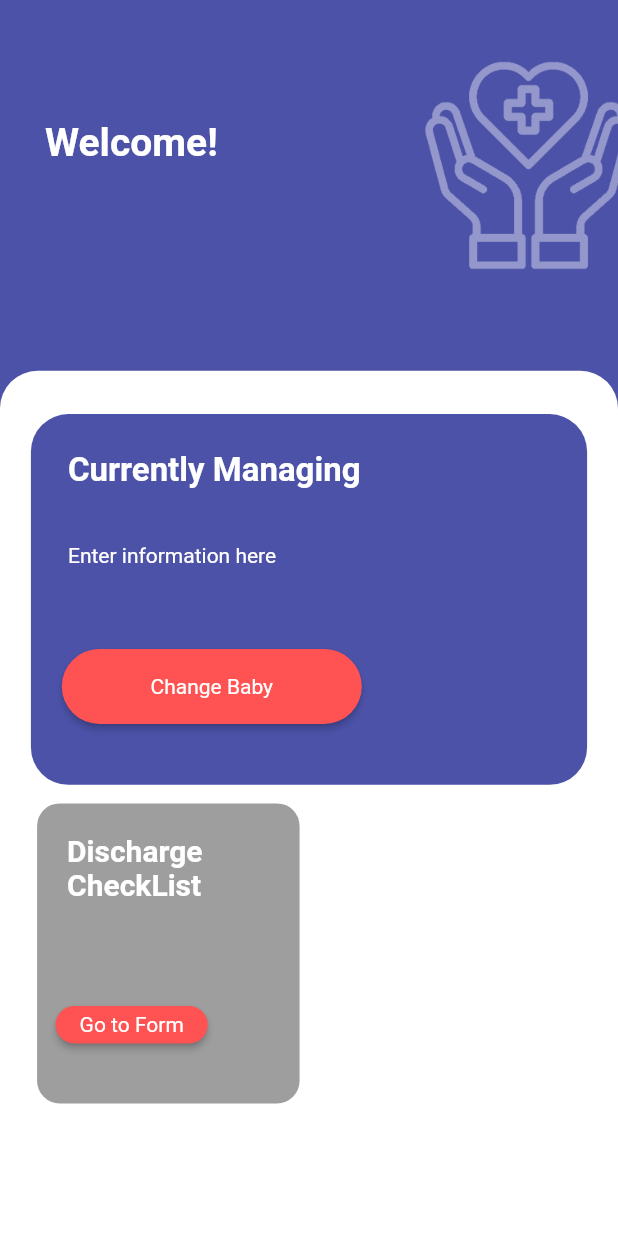
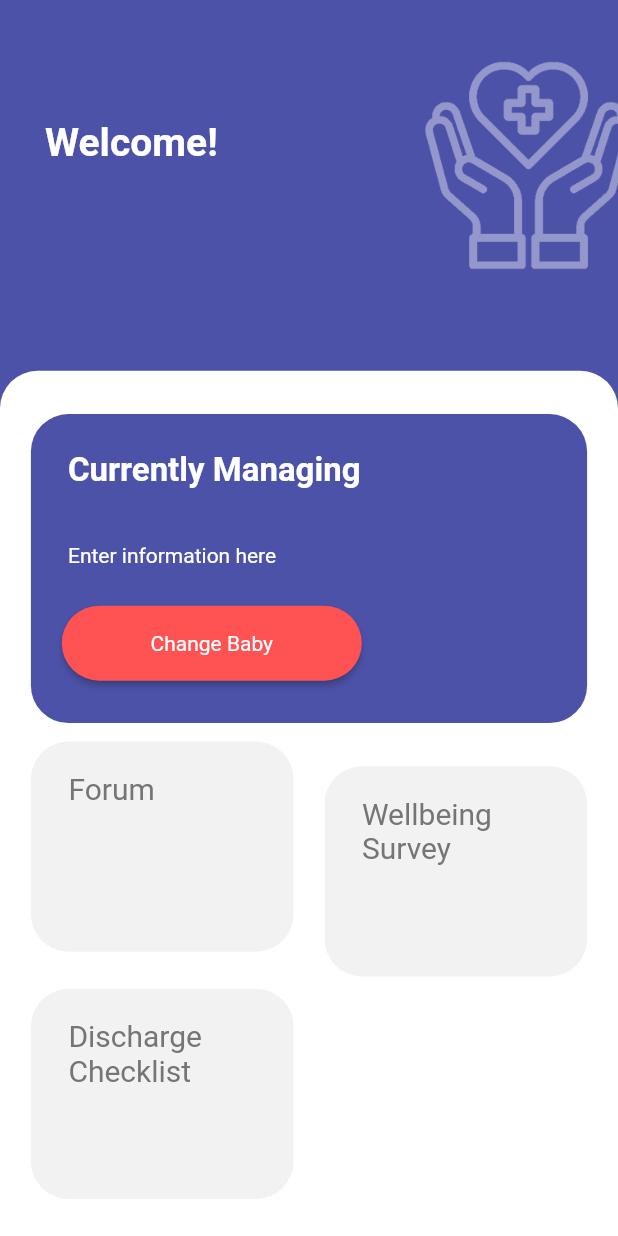
Before and after one commit to ccaian/Team-13-ITP-SE-39, a Flutter app: the ParentHome widget shown alone on an empty page, opened directly, on a phone screen of 412 x 824 dp. Run offline on Flutter 3.47's test engine with Material 2 defaults, Android fonts, the phone set to English and light mode, and no system bars; our stand-ins replace circular_profile_avatar, cloud_firestore, datetime_picker_formfield, firebase_auth, firebase_core, firebase_database and 10 more; missing offline and left inert: dart:ffi, image_downloader; accounts and stored records are empty; network calls fail.

Commit message:
update pages

```diff
--- a/lib/growthpage.dart
+++ b/lib/growthpage.dart
@@ -161,6 +161,7 @@ class _GrowthPageState extends State<GrowthPage> {
     List<GrowthItem> items = [];
 
     await _growthQuery.once().then((DataSnapshot snapShot) {
+
       if (snapShot.value != null) {
         Map<dynamic, dynamic> values = snapShot.value;
         values.forEach((key, values) {
--- a/lib/nav.dart
+++ b/lib/nav.dart
@@ -4,6 +4,7 @@ import 'package:firebase_core/firebase_core.dart';
 import 'package:growth_app/milkpage.dart';
 import 'package:growth_app/photopage.dart';
 import 'package:growth_app/setting.dart';
+import 'package:growth_app/userprofile.dart';
 import 'package:growth_app/workerhome.dart';
 
 import 'growthpage.dart';
@@ -33,7 +34,6 @@ class _NavState extends State<Nav> {
   @override
   Widget build(BuildContext context) {
     return Scaffold(
-
 
         body: Center(
             child: _widgetOptions.elementAt(_selectedIndex),
--- a/lib/parenthome.dart
+++ b/lib/parenthome.dart
@@ -5,6 +5,8 @@ import 'package:firebase_core/firebase_core.dart';
 import 'package:growth_app/dischargechecklist.dart';
 import 'package:growth_app/nav.dart';
 import 'package:growth_app/parentselchild.dart';
+import 'package:growth_app/wellbeingsurvey.dart';
+import 'package:growth_app/workerforum.dart';
 import 'package:growth_app/workerselfamily.dart';
 import 'package:shared_preferences/shared_preferences.dart';
 
@@ -71,7 +73,7 @@ class _ParentHomeState extends State<ParentHome> {
                           left: MediaQuery.of(context).size.width * 0.05,
                           child: Container(
                             width: MediaQuery.of(context).size.width * 0.9,
-                            height: MediaQuery.of(context).size.height * 0.3,
+                            height: MediaQuery.of(context).size.height * 0.25,
                             decoration: BoxDecoration(
                               color: Color(0xff4C52A8),
 
@@ -100,7 +102,7 @@ class _ParentHomeState extends State<ParentHome> {
                           )
                       ),
                       Positioned(
-                          top: MediaQuery.of(context).size.width * 0.45,
+                          top: MediaQuery.of(context).size.width * 0.38,
                           left: MediaQuery.of(context).size.width * 0.10,
 
                           child: ElevatedButton(
@@ -124,62 +126,100 @@ class _ParentHomeState extends State<ParentHome> {
                             },
                           )
                       ),
+
                       Positioned(
-                          top: MediaQuery.of(context).size.width * 0.70,
-                          left: MediaQuery.of(context).size.width * 0.06,
-                          child: Column(
-                          children: [
-                            Row( mainAxisAlignment: MainAxisAlignment.center,
-                              children: [Container(
+                        top: MediaQuery.of(context).size.height * 0.3,
+                        left: MediaQuery.of(context).size.width * 0.05,
+                        child: InkWell(
+                          onTap: () {
+                            Navigator.push(context, new MaterialPageRoute(
+                                builder: (context) => WorkerForum()
+                            ));
+                          },
+                          child: Container(
+                            width: MediaQuery.of(context).size.width * 0.425,
+                            height: MediaQuery.of(context).size.height * 0.17,
+                            child: Padding(
+                                padding: const EdgeInsets.fromLTRB(25.0,20.0,0.0,0.0),
                                 child: Text(
-                                  "Discharge CheckList",
+                                    "Forum",
                                     style: TextStyle(
                                       fontSize: 20.0,
-                                    fontWeight: FontWeight.bold,
-                                    color: Colors.white,
+                                      color: Colors.grey[600],
+                                    )
                                 )),
-                                padding: EdgeInsets.all(20.0),
-                                width: 175,
-                                height: 200,
                             decoration: BoxDecoration(
-                                    color: Colors.grey,
-                                    borderRadius: BorderRadius.circular(15)
+                              color: Color(0xfff2f2f2),
 
+                              borderRadius: const BorderRadius.all(
+                                const Radius.circular(25),
                               ),
-
-                              )
-                              ],
-                            )
-
-                          ]
-
-                      )),
-                      Positioned(
-                          top: MediaQuery.of(context).size.width * 1.00,
-                          left: MediaQuery.of(context).size.width * 0.09,
-
-                          child: ElevatedButton(
-                            style: ElevatedButton.styleFrom(
-                              primary: Colors.redAccent,
-                              minimumSize: Size(100,25),
-                              shape: shape,
-                            ),
-                            child: new Text(
-                              "Go to Form",
-                              textAlign: TextAlign.center,
-                              style: TextStyle(
-                                fontSize: 14.0,
-                                fontWeight: FontWeight.normal,
-                                color: Colors.white,
                             ),
 
                           ),
-                            onPressed: () {
+                        ),),
+                      Positioned(
+                        top: MediaQuery.of(context).size.height * 0.32,
+                        left: MediaQuery.of(context).size.width * 0.525,
+                        child: InkWell(
+                          onTap: () {
+                            Navigator.push(context, new MaterialPageRoute(
+                                builder: (context) => WellbeingSurvey()
+                            ));
+                          },
+                          child: Container(
+                            width: MediaQuery.of(context).size.width * 0.425,
+                            height: MediaQuery.of(context).size.height * 0.17,
+                            child: Padding(
+                                padding: const EdgeInsets.fromLTRB(25.0,20.0,0.0,0.0),
+                                child: Text(
+                                    "Wellbeing Survey",
+                                    style: TextStyle(
+                                      fontSize: 20.0,
+                                      color: Colors.grey[600],
+                                    )
+                                )),
+                            decoration: BoxDecoration(
+                              color: Color(0xfff2f2f2),
+
+                              borderRadius: const BorderRadius.all(
+                                const Radius.circular(25),
+                              ),
+                            ),
+
+                          ),
+                        ),),
+
+                      Positioned(
+                        top: MediaQuery.of(context).size.height * 0.5,
+                        left: MediaQuery.of(context).size.width * 0.05,
+                        child: InkWell(
+                          onTap: () {
                             Navigator.push(context, new MaterialPageRoute(
                                 builder: (context) => DischargeCheckListPage()));
                           },
+                          child: Container(
+                            width: MediaQuery.of(context).size.width * 0.425,
+                            height: MediaQuery.of(context).size.height * 0.17,
+                            child: Padding(
+                                padding: const EdgeInsets.fromLTRB(25.0,20.0,0.0,0.0),
+                                child: Text(
+                                    "Discharge Checklist",
+                                    style: TextStyle(
+                                      fontSize: 20.0,
+                                      color: Colors.grey[600],
                                     )
+                                )),
+                            decoration: BoxDecoration(
+                              color: Color(0xfff2f2f2),
+
+                              borderRadius: const BorderRadius.all(
+                                const Radius.circular(25),
                               ),
+                            ),
+
+                          ),
+                        ),),
                     ]
 
                 )
--- a/lib/wellbeingscore.dart
+++ b/lib/wellbeingscore.dart
@@ -4,6 +4,7 @@ import 'package:flutter/material.dart';
 import 'package:get/get.dart';
 import 'package:growth_app/controllers/surveycontroller.dart';
 import 'package:growth_app/model/survey_score.dart';
+import 'package:uuid/uuid.dart';
 
 import 'components/score_card.dart';
 import 'controllers/scorecontroller.dart';
@@ -33,7 +34,6 @@ class _WellbeingScoreState extends State<WellbeingScore> {
 
     ScoreController _scoreController = Get.put(ScoreController());
     SurveyController _surveyController = Get.put(SurveyController());
-
     SurveyScore sc = SurveyScore(id: 3, score: _surveyController.totalScore, userEmail: "ccaian3@gmail.com", date: DateTime.now().toString());
     addScore(sc);
     return Material(
@@ -118,9 +118,10 @@ class _WellbeingScoreState extends State<WellbeingScore> {
 }
 void addScore(SurveyScore score){
 
+  var uuid = Uuid();
   final databaseReference = FirebaseDatabase.instance.reference().child("wellbeingscore");
   print("testpost");
-  databaseReference.child("ccaian3").child("2138192311123").set({
+  databaseReference.child("ccaian3").child(uuid.v1()).set({
     'score': score.score,
     'date': score.date
   }
--- a/lib/wellbeingsurvey.dart
+++ b/lib/wellbeingsurvey.dart
@@ -26,6 +26,7 @@ class _WellbeingSurveyState extends State<WellbeingSurvey> {
   RoundedRectangleBorder(borderRadius: BorderRadius.circular(25));
   @override
   void initState(){
+
     super.initState();
 
   }
--- a/pubspec.yaml
+++ b/pubspec.yaml
@@ -35,11 +35,12 @@ dependencies:
   permission_handler: ^8.0.0+2
   image_downloader: ^0.20.1
   provider: ^5.0.0
-  # create pdf document
   pdf: ^3.1.0
   get: ^4.1.4
   circular_profile_avatar: ^1.0.8
+  uuid: ^3.0.4
 
+  percent_indicator: "^2.1.7+2"
   # open pdf document
   open_file: ^3.1.0
 
```
Also changed, not shown: lib/photodetail.dart (+84 -13 lines), pubspec.lock. Lines whose indentation alone changed are shown as unchanged.
